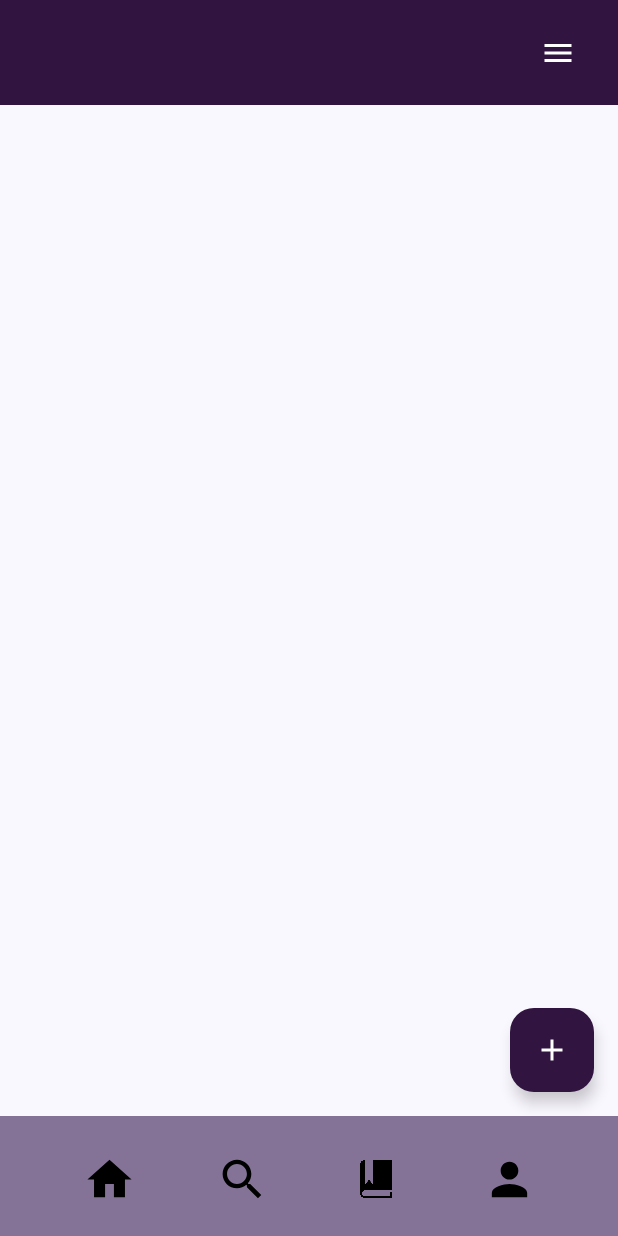
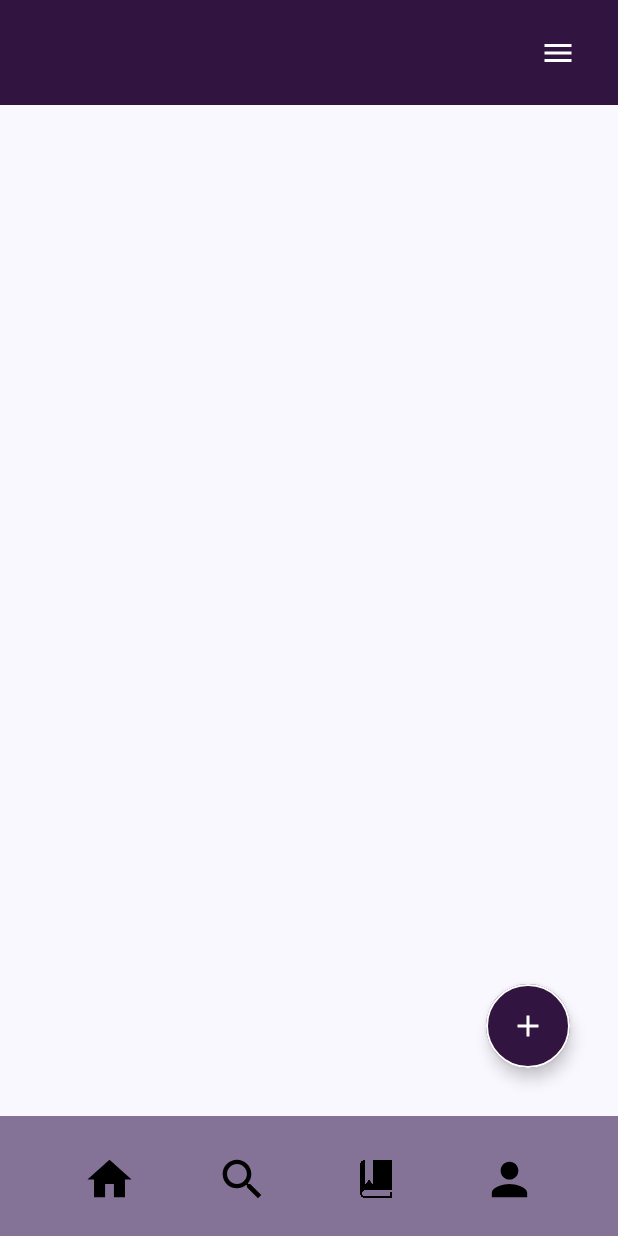
Before and after one commit to Lorena-Cec/Shelfie-2, an Android app built with Jetpack Compose: the composable ReadScreen called with empty values, on a phone screen of 412 x 824 dp. Run offline under Robolectric (Android 15) with nearby library versions, the phone set to English and light mode, and no system bars; our stand-ins replace Firebase (no records; nobody signed in at launch, a user with empty details on screens opened directly); network calls fail; 1 statement that could not run was skipped.

Commit message:
Update 8

```diff
--- a/app/src/main/java/com/example/shelfie/view/LibraryScreen.kt
+++ b/app/src/main/java/com/example/shelfie/view/LibraryScreen.kt
@@ -3,6 +3,7 @@ package com.example.shelfie.view
 import androidx.compose.foundation.Image
 import androidx.lifecycle.viewmodel.compose.viewModel
 import androidx.compose.foundation.background
+import androidx.compose.foundation.border
 import androidx.compose.foundation.clickable
 import androidx.compose.foundation.layout.Arrangement
 import androidx.compose.foundation.layout.Box
@@ -27,6 +28,7 @@ import androidx.compose.ui.unit.sp
 import com.example.shelfie.ui.theme.DarkPurple
 import androidx.compose.foundation.layout.*
 import androidx.compose.foundation.lazy.LazyColumn
+import androidx.compose.foundation.shape.CircleShape
 import androidx.compose.material.AlertDialog
 import androidx.compose.material.icons.Icons
 import androidx.compose.material.icons.filled.Add
@@ -79,15 +81,23 @@ fun ReadScreen(navController: NavController, category: String, booksViewModel: B
     Scaffold(
         bottomBar = { BottomNavigationBar(navController = navController) },
         floatingActionButton = {
+            Box(
+                contentAlignment = Alignment.Center,
+                modifier = Modifier
+                    .padding(16.dp) // Prilagodite padding po potrebi
+                    .border(1.dp, Color.White, shape = CircleShape) // Postavite bijeli border
+            ) {
                 FloatingActionButton(
                     onClick = { showDialog = true },
-                containerColor = DarkPurple
+                    containerColor = DarkPurple,
+                    shape = CircleShape
                 ) {
                     Icon(
                         imageVector = Icons.Default.Add,
                         contentDescription = "Add Book",
                         tint = Color.White
                     )
+                }
             }
         }
     ) { innerPadding ->
```
Lines whose indentation alone changed are shown as unchanged.
